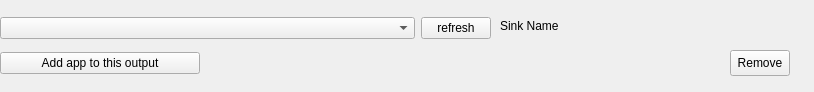
Before: the Qt Designer form RouteWidget.ui in skylineone044/simple-app-audio-router, drawn with Qt 5.
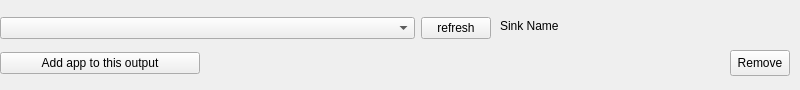
After: the same form once the commit is applied.

The edit to the form file:
```diff
--- a/RouteWidget.ui
+++ b/RouteWidget.ui
@@ -6,10 +6,16 @@
    <rect>
     <x>0</x>
     <y>0</y>
-    <width>814</width>
-    <height>92</height>
+    <width>800</width>
+    <height>90</height>
    </rect>
   </property>
+  <property name="minimumSize">
+   <size>
+    <width>800</width>
+    <height>90</height>
+   </size>
+  </property>
   <property name="maximumSize">
    <size>
     <width>2000</width>
```
